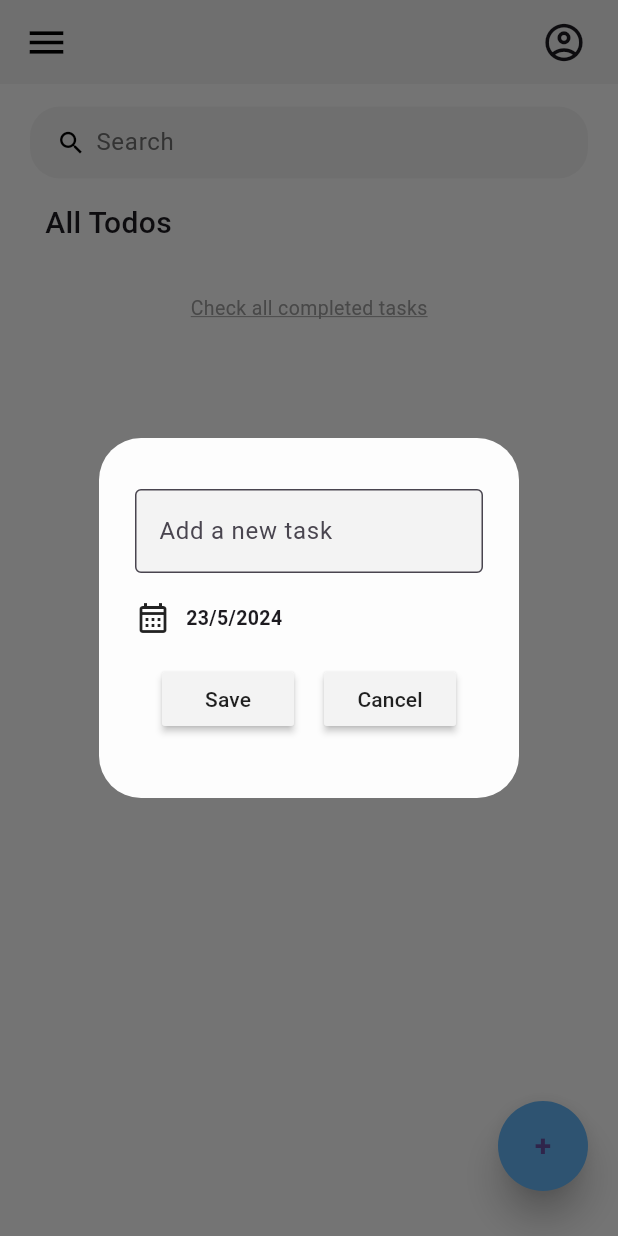
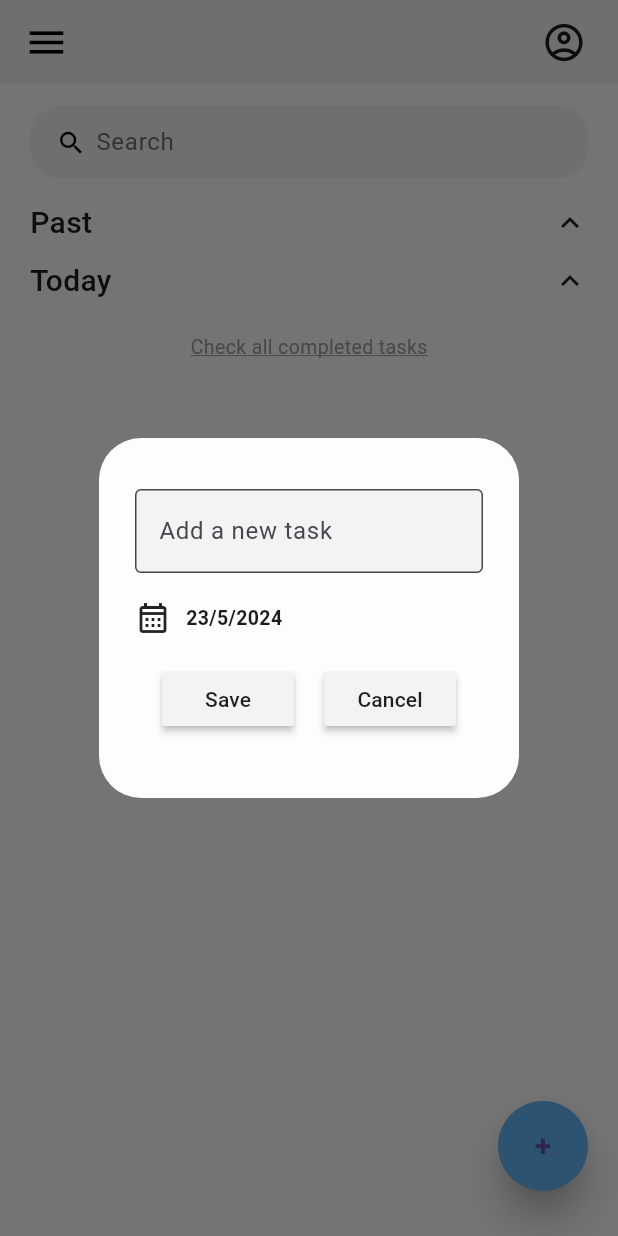
Before and after one commit to H4DRI165/todo_app, a Flutter app: the screen it shows after launch, after a tap on an icon or button, on a phone screen of 412 x 824 dp. Run offline on Flutter 3.47's test engine with Material 3 defaults, Android fonts, the phone set to English and light mode, and no system bars; our stand-ins replace fluttertoast, sqflite; accounts and stored records are empty.

Commit message:
Add Past and Today section list

```diff
--- a/lib/connection/database_helper.dart
+++ b/lib/database/database_helper.dart
@@ -6,7 +6,7 @@ class DatabaseHelper {
   static final DatabaseHelper _instance = DatabaseHelper._internal();
   static Database? _database;
 
-  factory DatabaseHelper(){
+  factory DatabaseHelper() {
     return _instance;
   }
 
@@ -26,11 +26,14 @@ class DatabaseHelper {
       version: 1,
       onCreate: (db, version) {
         return db.execute(
-        '''
+          '''
         CREATE TABLE todos(
         id TEXT PRIMARY KEY,
         todoText TEXT,
-        isDone INTEGER
+        isDone INTEGER,
+        createdAt TEXT,
+        deadlineAt TEXT,
+        finishedAt TEXT
         )
         ''',
         );
@@ -38,24 +41,33 @@ class DatabaseHelper {
     );
   }
 
+  //  Function to insert ToDo object into the database
   Future<void> insertToDo(ToDo todo) async {
-    final db = await database;
+    final db = await database; //  get database
     await db.insert(
-      'todos',
+      'todos', //  name of the table
       todo.toMap(),
-      conflictAlgorithm: ConflictAlgorithm.replace,
+      conflictAlgorithm: ConflictAlgorithm
+          .replace, //  if same id exist, it will overwrite with the new ones
     );
   }
 
+  //  Function to retrieves all todos from the database
   Future<List<ToDo>> getToDos() async {
-    final db = await database;
+    final db = await database; //  get database instance
+
+    //  query the database and return a list
     final List<Map<String, dynamic>> maps = await db.query('todos');
 
+    //  create a list of ToDo objects from  the list of maps
     return List.generate(maps.length, (i) {
       return ToDo(
         id: maps[i]['id'],
         todoText: maps[i]['todoText'],
         isDone: maps[i]['isDone'] == 1,
+        createdAt: maps[i]['createdAt'],
+        deadlineAt: maps[i]['deadlineAt'],
+        finishedAt: maps[i]['finishedAt'],
       );
     });
   }
--- a/lib/model/todo.dart
+++ b/lib/model/todo.dart
@@ -2,11 +2,17 @@ class ToDo {
   String? id;
   String? todoText;
   bool isDone;
+  String? createdAt;
+  String? deadlineAt;
+  String? finishedAt;
 
   ToDo({
     required this.id,
     required this.todoText,
     this.isDone = false,
+    this.createdAt,
+    this.deadlineAt,
+    this.finishedAt,
   });
 
   Map<String, dynamic> toMap() {
@@ -14,11 +20,14 @@ class ToDo {
       'id': id,
       'todoText': todoText,
       'isDone': isDone ? 1 : 0,
+      'createdAt' : createdAt,
+      'deadlineAt' : deadlineAt,
+      'finishedAt' : null,
     };
   }
 
   @override
   String toString() {
-    return 'ToDo{id: $id, todoText: $todoText, isDone: $isDone}';
+    return 'ToDo{id: $id, todoText: $todoText, isDone: $isDone, createdAt: $createdAt, deadlineAt: $deadlineAt, finishedAt: $finishedAt}';
   }
 }
--- a/lib/screen/home.dart
+++ b/lib/screen/home.dart
@@ -1,6 +1,7 @@
 import 'package:flutter/material.dart';
 import 'package:fluttertoast/fluttertoast.dart';
-import '../connection/database_helper.dart';
+import 'package:intl/intl.dart';
+import '../database/database_helper.dart';
 import '../model/todo.dart';
 import '../widgets/dialog_box.dart';
 import '../widgets/todo_item.dart';
@@ -18,6 +19,8 @@ class _HomeState extends State<Home> {
   final _todoController = TextEditingController();
   List<ToDo> _foundItem = [];
   final DatabaseHelper _dbHelper = DatabaseHelper();
+  bool _isPastListVisible = true;
+  bool _isTodayListVisible = true;
 
   @override
   void initState() {
@@ -34,8 +37,96 @@ class _HomeState extends State<Home> {
     });
   }
 
-  void _sortItems(){
-    _foundItem.sort((a,b) => a.isDone ? 1: -1);
+  void _sortItems() {
+    _foundItem.sort((a, b) => a.isDone ? 1 : -1);
+  }
+
+  void _saveTask(String taskName, String deadlineAt, String createdAt) async {
+    if (taskName.isEmpty) {
+      Fluttertoast.showToast(
+        msg: "Please enter a task name",
+        toastLength: Toast.LENGTH_SHORT,
+        gravity: ToastGravity.BOTTOM,
+      );
+      return; // Exit the function without adding the todo item
+    }
+
+    ToDo newTodo = ToDo(
+      id: DateTime.now().millisecondsSinceEpoch.toString(),
+      todoText: taskName,
+      createdAt: createdAt,
+      deadlineAt: deadlineAt,
+    );
+
+    // Save the todo with additional data
+    await _dbHelper.insertToDo(newTodo);
+
+    _todoController.clear();
+    Navigator.of(context).pop();
+    _refreshTodoList();
+  }
+
+  void _createTask() {
+    showDialog(
+      context: context,
+      builder: (context) {
+        return DialogBox(
+            taskName: _todoController,
+            onSave: _saveTask,
+            onCancel: () {
+              //  clear text
+              _todoController.clear();
+              Navigator.of(context).pop();
+            });
+      },
+    );
+  }
+
+  void _handleChange(ToDo todo) async {
+    todo.isDone = !todo.isDone;
+    await _dbHelper.updateToDo(todo);
+    await _refreshTodoList();
+  }
+
+  void _deleteItem(String id) async {
+    await _dbHelper.deleteToDo(id);
+    _refreshTodoList();
+  }
+
+  void _runSearch(String enteredName) {
+    List<ToDo> results = [];
+    if (enteredName.isEmpty) {
+      results = _todosList;
+    } else {
+      results = _todosList
+          .where((item) =>
+              item.todoText!.toLowerCase().contains(enteredName.toLowerCase()))
+          .toList();
+    }
+    setState(() {
+      _foundItem = results;
+    });
+  }
+
+  List<ToDo> getPastTasks() {
+    return _foundItem.where((todo) {
+      final DateFormat dateFormat = DateFormat('dd/MM/yyyy');
+      final DateTime deadlineDate = dateFormat.parse(todo.deadlineAt!);
+      final DateTime today = DateTime.now();
+      return deadlineDate
+          .isBefore(DateTime(today.year, today.month, today.day));
+    }).toList();
+  }
+
+  List<ToDo> getTodayTasks() {
+    return _foundItem.where((todo) {
+      final DateFormat dateFormat = DateFormat('dd/MM/yyyy');
+      final DateTime deadlineDate = dateFormat.parse(todo.deadlineAt!);
+      final DateTime today = DateTime.now();
+      return deadlineDate.year == today.year &&
+          deadlineDate.month == today.month &&
+          deadlineDate.day == today.day;
+    }).toList();
   }
 
   @override
@@ -53,13 +144,116 @@ class _HomeState extends State<Home> {
                 const SizedBox(
                   height: 15,
                 ),
-                allTodosText(),
+                GestureDetector(
+                  onTap: () {
+                    setState(() {
+                      _isPastListVisible = !_isPastListVisible;
+                    });
+                  },
+                  child: Row(
+                    mainAxisAlignment: MainAxisAlignment.spaceBetween,
+                    children: [
+                      const Text(
+                        'Past',
+                        style: TextStyle(
+                            fontSize: 20, fontWeight: FontWeight.w500),
+                      ),
+                      Icon(
+                        _isPastListVisible
+                            ? Icons.keyboard_arrow_up
+                            : Icons.keyboard_arrow_down,
+                      ),
+                    ],
+                  ),
+                ),
+                if (_isPastListVisible) taskList(getPastTasks()),
+                const SizedBox(height: 10),
+                GestureDetector(
+                  onTap: () {
+                    setState(() {
+                      _isTodayListVisible = !_isTodayListVisible;
+                    });
+                  },
+                  child: Row(
+                    mainAxisAlignment: MainAxisAlignment.spaceBetween,
+                    children: [
+                      const Text(
+                        'Today',
+                        style: TextStyle(
+                            fontSize: 20, fontWeight: FontWeight.w500),
+                      ),
+                      Icon(
+                        _isTodayListVisible
+                            ? Icons.keyboard_arrow_up
+                            : Icons.keyboard_arrow_down,
+                      ),
+                    ],
+                  ),
+                ),
+                if (_isTodayListVisible) todayTaskList(),
               ],
             ),
           ),
-          listTask(),
           addButton(),
         ],
+      ),
+    );
+  }
+
+  Widget taskList(List<ToDo> tasks) {
+    return Flexible(
+      child: ListView.builder(
+        scrollDirection: Axis.vertical,
+        shrinkWrap: true,
+        physics: const BouncingScrollPhysics(),
+        itemCount: tasks.length,
+        itemBuilder: (context, index) {
+          ToDo todoo = tasks[index];
+          return ToDoItem(
+            key: ValueKey(todoo.id),
+            todo: todoo,
+            onToDoChanged: _handleChange,
+            onDeleteItem: _deleteItem,
+          );
+        },
+      ),
+    );
+  }
+
+  Widget todayTaskList() {
+    List<ToDo> tasks = getTodayTasks();
+    return Flexible(
+      child: ListView.builder(
+        scrollDirection: Axis.vertical,
+        physics: const BouncingScrollPhysics(),
+        itemCount: tasks.length + 1,
+        itemBuilder: (context, index) {
+          if (index == tasks.length) {
+            return Padding(
+              padding: const EdgeInsets.only(top: 20, bottom: 70),
+              child: Container(
+                alignment: Alignment.center,
+                child: const Text(
+                  'Check all completed tasks',
+                  style: TextStyle(
+                    fontSize: 13,
+                    fontWeight: FontWeight.normal,
+                    color: Colors.grey,
+                    decoration: TextDecoration.underline,
+                    decorationColor: Colors.grey,
+                  ),
+                ),
+              ),
+            );
+          }
+          ToDo todoo = tasks[index];
+          return ToDoItem(
+            key: ValueKey(todoo.id),
+            todo: todoo,
+            onToDoChanged: _handleChange,
+            onDeleteItem: _deleteItem,
+          );
+        },
       ),
     );
   }
@@ -84,68 +278,6 @@ class _HomeState extends State<Home> {
             ),
           ),
         ),
-      ),
-    );
-  }
-
-  Positioned listTask() {
-    return Positioned(
-      top: 120,
-      left: 0,
-      right: 0,
-      bottom: 0,
-      child: Column(
-        children: [
-          Expanded(
-            child: ClipRect(
-              child: ListView.builder(
-                scrollDirection: Axis.vertical,
-                physics: const BouncingScrollPhysics(),
-                itemCount: _foundItem.length +
-                    1, // Add 1 for the additional text widget
-                itemBuilder: (context, index) {
-                  if (index == _foundItem.length) {
-                    //  Add text widget
-                    return Padding(
-                      padding: const EdgeInsets.only(top: 20, bottom: 70),
-                      child: Container(
-                        alignment: Alignment.center,
-                        child: const Text(
-                          'Check all completed tasks',
-                          style: TextStyle(
-                            fontSize: 13,
-                            fontWeight: FontWeight.normal,
-                            color: Colors.grey,
-                            decoration: TextDecoration.underline,
-                            decorationColor: Colors.grey,
-                          ),
-                        ),
-                      ),
-                    );
-                  }
-                  ToDo todoo = _foundItem[index];
-                  return ToDoItem(
-                    key: ValueKey(todoo.id),
-                    todo: todoo,
-                    onToDoChanged: _handleChange,
-                    onDeleteItem: _deleteItem,
-                  );
-                },
-              ),
-            ),
-          ),
-        ],
-      ),
-    );
-  }
-
-  Container allTodosText() {
-    return Container(
-      margin: const EdgeInsets.only(left: 10),
-      alignment: Alignment.centerLeft,
-      child: const Text(
-        'All Todos',
-        style: TextStyle(fontSize: 20, fontWeight: FontWeight.w500),
       ),
     );
   }
@@ -203,68 +335,4 @@ class _HomeState extends State<Home> {
           ]),
     );
   }
-
-  void _saveTask() async {
-    String? todo = _todoController.text; // Retrieve todo from _todoController
-    if (todo.isEmpty) {
-      Fluttertoast.showToast(
-        msg: "Please enter a task name",
-        toastLength: Toast.LENGTH_SHORT,
-        gravity: ToastGravity.BOTTOM,
-      );
-      return; // Exit the function without adding the todo item
-    }
-
-    ToDo newTodo = ToDo(
-      id: DateTime.now().millisecondsSinceEpoch.toString(),
-      todoText: todo,
-    );
-
-    await _dbHelper.insertToDo(newTodo);
-    _todoController.clear();
-    Navigator.of(context).pop();
-    _refreshTodoList();
-  }
-
-  void _createTask() {
-    showDialog(
-      context: context,
-      builder: (context) {
-        return DialogBox(
-            taskName: _todoController,
-            onSave: _saveTask,
-            onCancel: () {
-              //  clear text
-              _todoController.clear();
-              Navigator.of(context).pop();
-            });
-      },
-    );
-  }
-
-  void _handleChange(ToDo todo) async {
-    todo.isDone = !todo.isDone;
-    await _dbHelper.updateToDo(todo);
-    await _refreshTodoList();
-  }
-
-  void _deleteItem(String id) async {
-    await _dbHelper.deleteToDo(id);
-    _refreshTodoList();
-  }
-
-  void _runSearch(String enteredName) {
-    List<ToDo> results = [];
-    if (enteredName.isEmpty) {
-      results = _todosList;
-    } else {
-      results = _todosList
-          .where((item) =>
-              item.todoText!.toLowerCase().contains(enteredName.toLowerCase()))
-          .toList();
-    }
-    setState(() {
-      _foundItem = results;
-    });
-  }
 }
--- a/lib/widgets/dialog_box.dart
+++ b/lib/widgets/dialog_box.dart
@@ -5,7 +5,7 @@ import 'button.dart';
 
 class DialogBox extends StatefulWidget {
   final TextEditingController taskName;
-  VoidCallback onSave;
+  final Function(String taskName, String deadlineAt, String createdAt) onSave;
   VoidCallback onCancel;
 
   DialogBox({
@@ -20,20 +20,20 @@ class DialogBox extends StatefulWidget {
 }
 
 class _DialogBoxState extends State<DialogBox> {
-  late String currentDate;
+  late String displayDate;
 
   @override
   void initState() {
     super.initState();
-    // Initialize currentDate with the current date
-    currentDate =
+    //  Initialize displayDate with the current date
+    displayDate =
         "${DateTime.now().day}/${DateTime.now().month}/${DateTime.now().year}";
   }
 
   //  Update date with selected date
   void updateDate(DateTime selectedDate) {
     setState(() {
-      currentDate =
+      displayDate =
           "${selectedDate.day}/${selectedDate.month}/${selectedDate.year}";
     });
   }
@@ -77,7 +77,7 @@ class _DialogBoxState extends State<DialogBox> {
                   const Icon(Icons.calendar_month_outlined),
                   const SizedBox(width: 10),
                   Text(
-                    currentDate,
+                    displayDate,
                     style: const TextStyle(
                       fontWeight: FontWeight.bold,
                       fontSize: 13,
@@ -89,9 +89,19 @@ class _DialogBoxState extends State<DialogBox> {
             Row(
               mainAxisAlignment: MainAxisAlignment.center,
               children: [
-                Button(text: 'Save', onPressed: widget.onSave),
+                Button(
+                  text: 'Save',
+                  onPressed: () {
+                    //  call onSave function
+                    widget.onSave(
+                      widget.taskName.text,
+                      displayDate,
+                      "${DateTime.now().day}/${DateTime.now().month}/${DateTime.now().year}",
+                    );
+                  },
+                ),
                 const SizedBox(width: 20),
-                Button(text: 'Cancel', onPressed: widget.onCancel)
+                Button(text: 'Cancel', onPressed: widget.onCancel),
               ],
             ),
           ],
--- a/pubspec.yaml
+++ b/pubspec.yaml
@@ -32,6 +32,8 @@ dependencies:
     sdk: flutter
 
   fluttertoast: ^8.0.8
+
+  intl: ^0.18.0
 
   # The following adds the Cupertino Icons font to your application.
   # Use with the CupertinoIcons class for iOS style icons.
```
Also changed, not shown: lib/widgets/todo_item.dart (+40 -11 lines), pubspec.lock.
